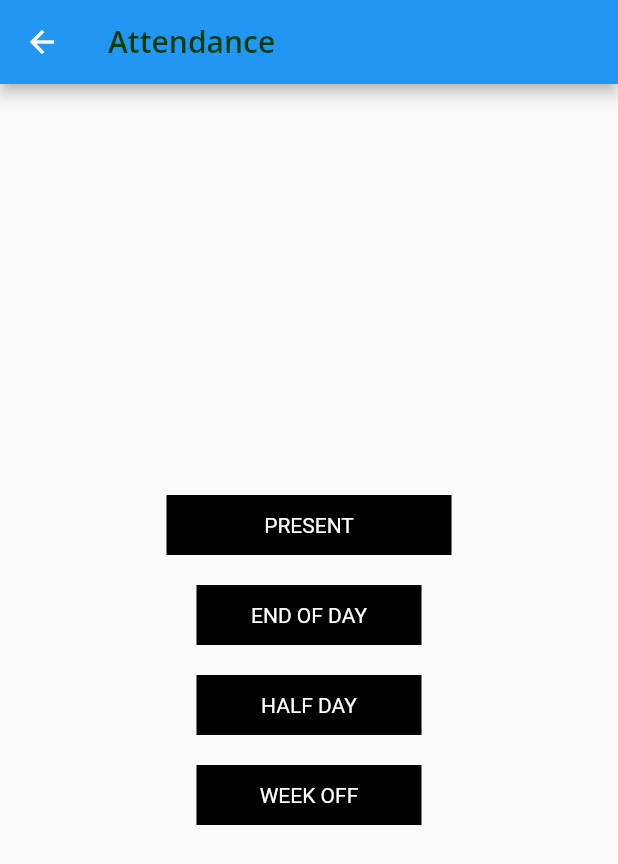
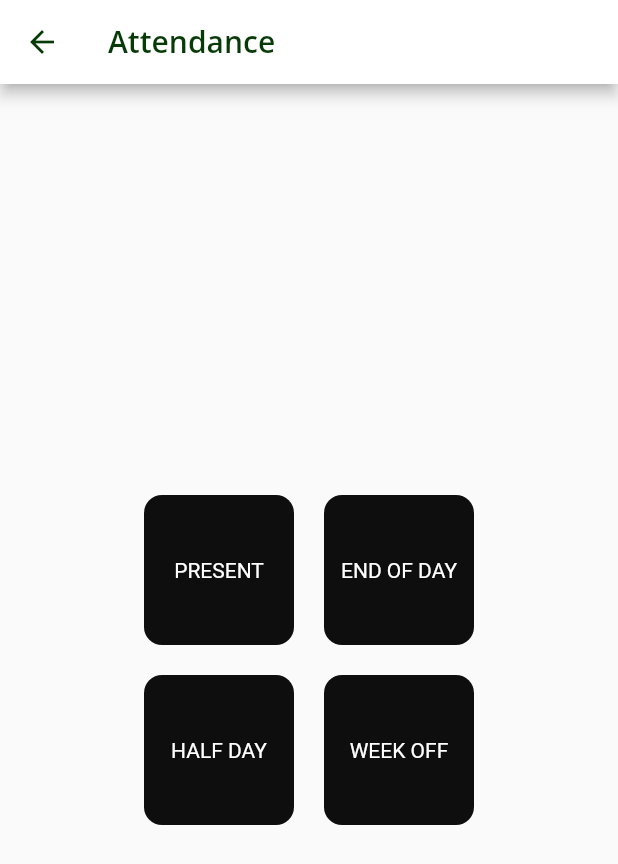
Before and after one commit to jivodeveloper/DsrFlutter, a Flutter app: the Attendance screen opened directly, on a phone screen of 412 x 824 dp. Shown: the top 864 px of the screen. Run offline on Flutter 3.47's test engine with Material 2 defaults, Android fonts, the phone set to English and light mode, and no system bars; our stand-ins replace battery_plus, fluttertoast, geolocator, image_picker, location, page_transition and 4 more; missing offline and left inert: d_chart, slide_drawer, swipeable_page_route; accounts and stored records are empty.

Commit message:
New Commit

```diff
--- a/lib/config/Common.dart
+++ b/lib/config/Common.dart
@@ -9,4 +9,5 @@ class Common{
     static var BEAT_ID = "beat_id";
     static var BEAT_NAME = "beat_name";
     static var DISTANCE_ALLOWED = "distance_allowed";
+    static var attStatus="attStatus";
 }
--- a/lib/models/logindetails.dart
+++ b/lib/models/logindetails.dart
@@ -9,6 +9,7 @@ class logindetails {
     required this.target,
     required this.targetBoxes,
     required this.distanceAllowed,
+    required this.attStatus,
   });
 
   int personId=0;
@@ -22,6 +23,7 @@ class logindetails {
   int coveredshops=0;
   int productiveshops=0;
   int distanceAllowed=0;
+  String attStatus="";
 
   logindetails.fromJson(Map<String, dynamic> json) {
     personId = json['personID'];
@@ -35,6 +37,7 @@ class logindetails {
     coveredshops = json['shopsCovered'];
     productiveshops = json['shopsProductive'];
     distanceAllowed = json['distanceAllowed'];
+    attStatus=json['attStatus'];
   }
 
   Map<String, dynamic> toJson() {
@@ -50,6 +53,7 @@ class logindetails {
     data['shopsCovered'] = this.coveredshops;
     data['shopsProductive'] = this.productiveshops;
     data['distanceAllowed'] = this.distanceAllowed;
+    data['attStatus']=this.attStatus;
     return data;
   }
 
--- a/lib/screens/Attendance.dart
+++ b/lib/screens/Attendance.dart
@@ -24,7 +24,7 @@ class AttendanceState extends State<Attendance>{
   List beatnamelist = [];
   List<int> beatIdlist = [];
   int userid=0,beatId=0;
-
+  String attStatus="";
   @override
   void initState() {
     super.initState();
@@ -34,8 +34,17 @@ class AttendanceState extends State<Attendance>{
 
   @override
   Widget build(BuildContext context) {
+
     return Scaffold(
         appBar: AppBar(
+            backgroundColor: Colors.white,
+            leading: GestureDetector(
+              onTap: (){
+                Navigator.pop(context);
+              },
+              child: Icon(Icons.arrow_back,color:Color(0xFF063A06)),
+            ),
+
             title: const Text("Attendance",
                 style: TextStyle(color:Color(0xFF063A06),fontFamily: 'OpenSans',fontWeight: FontWeight.w300)
             )
@@ -47,16 +56,22 @@ class AttendanceState extends State<Attendance>{
             mainAxisAlignment: MainAxisAlignment.center,
             crossAxisAlignment: CrossAxisAlignment.center,
             children: [
-
+              Row(
+                mainAxisAlignment: MainAxisAlignment.center,
+                crossAxisAlignment: CrossAxisAlignment.center,
+              children:[
               GestureDetector(
                 onTap: (){
                   showdilaog("P");
                 },
                 child:Container(
-                  height: 40,
-                  width: 190,
+                  height: 100,
+                  width: 100,
                   margin: EdgeInsets.all(10),
-                  color: Colors.black,
+                  decoration: BoxDecoration(
+                    color: const Color(0xff0e0e0e),
+                    borderRadius: BorderRadius.circular(12),
+                  ),
                   child: const Center(
                       child:Text("PRESENT",style: TextStyle(
                           color: Colors.white
@@ -71,10 +86,13 @@ class AttendanceState extends State<Attendance>{
                   showdilaog("EOD");
                 },
                 child:  Container(
-                  height: 40,
-                  width: 150,
+                  height: 100,
+                  width: 100,
                   margin: EdgeInsets.all(10),
-                  color: Colors.black,
+                  decoration: BoxDecoration(
+                    color: const Color(0xff0e0e0e),
+                    borderRadius: BorderRadius.circular(12),
+                  ),
                   child: const Center(
                       child:Text("END OF DAY",style: TextStyle(
                           color: Colors.white
@@ -83,16 +101,24 @@ class AttendanceState extends State<Attendance>{
                   ),
                 ),
               ),
-
+              ],
+              ),
+              Row(
+                mainAxisAlignment: MainAxisAlignment.center,
+                crossAxisAlignment: CrossAxisAlignment.center,
+              children:[
               GestureDetector(
                 onTap: (){
                   showdilaog("HD");
                 },
                 child: Container(
-                  height: 40,
-                  width: 150,
+                  height: 100,
+                  width: 100,
                   margin: EdgeInsets.all(10),
-                  color: Colors.black,
+                  decoration: BoxDecoration(
+                    color: const Color(0xff0e0e0e),
+                    borderRadius: BorderRadius.circular(12),
+                  ),
                   child: const Center(
                       child: Text("HALF DAY",style: TextStyle(
                           color: Colors.white
@@ -108,10 +134,13 @@ class AttendanceState extends State<Attendance>{
                   showdilaog("WO");
                 },
                 child:Container(
-                  height: 40,
-                  width: 150,
+                  height: 100,
+                  width: 100,
                   margin: EdgeInsets.all(10),
-                  color: Colors.black,
+                  decoration: BoxDecoration(
+                    color: const Color(0xff0e0e0e),
+                    borderRadius: BorderRadius.circular(12),
+                  ),
                   child: const Center(
                       child:Text("WEEK OFF",style: TextStyle(
                           color: Colors.white
@@ -124,12 +153,19 @@ class AttendanceState extends State<Attendance>{
 
             ],
           ),
+          ]
+        ),
         )
     );
   }
 
+  void getAttendanceStatus() async {
+    SharedPreferences prefs = await SharedPreferences.getInstance();
+    attStatus = prefs.getString(Common.attStatus) ?? '';
+
+  }
+
   Future<bool> _handleLocationPermission() async {
-
     bool serviceEnabled;
     LocationPermission permission;
     serviceEnabled = await Geolocator.isLocationServiceEnabled();
--- a/lib/screens/HomeScreen.dart
+++ b/lib/screens/HomeScreen.dart
@@ -14,6 +14,8 @@ import 'dart:convert';
 
 
 class HomeScreen extends StatefulWidget{
+  String personName="";
+  HomeScreen({required this.personName});
 
   @override
   State<StatefulWidget> createState() {
@@ -57,7 +59,7 @@ class HomeScreenState extends State<HomeScreen>{
 
                   Expanded(
                     flex: 3,
-                    child: Text("Welcome",style: TextStyle(fontSize: 20,color: Colors.white,fontFamily: 'OpenSans',fontWeight: FontWeight.w900)),)
+                    child: Text("Welcome ${widget.personName}",style: TextStyle(fontSize: 20,color: Colors.white,fontFamily: 'OpenSans',fontWeight: FontWeight.w900)),)
 
                 ],
 
@@ -72,7 +74,7 @@ class HomeScreenState extends State<HomeScreen>{
                           context,
                           MaterialPageRoute(
                               builder: (contextt) =>
-                                  HomeScreen()
+                                  HomeScreen(personName: widget.personName)
 
                           ));
                     },
--- a/lib/screens/SalesScreen.dart
+++ b/lib/screens/SalesScreen.dart
@@ -108,7 +108,6 @@ class SalesScreenState extends State<SalesScreen>{
                     border: Border.all(color: Color(0xFFC2FAC0))
                 ),
                 width: double.infinity,
-                height: 80,
                 margin: EdgeInsets.all(10),
                 padding: EdgeInsets.all(5),
                 child: Container(
--- a/lib/screens/SplashScreen.dart
+++ b/lib/screens/SplashScreen.dart
@@ -91,11 +91,11 @@ class SplashScreenState extends State<SplashScreen>{
 
     SharedPreferences prefs = await SharedPreferences.getInstance();
     var user_id = prefs.getInt(Common.USER_ID);
-
+    String personName= prefs.getString(Common.PERSON_NAME).toString();
     if(prefs.getInt(Common.USER_ID)!=0 && prefs.getInt(Common.USER_ID)!=null){
 
       Timer(Duration(seconds: 3), () =>Navigator.of(context).push(SwipeablePageRoute(
-        builder: (BuildContext context) => HomeScreen(),
+        builder: (BuildContext context) => HomeScreen(personName:personName),
       )));
 
     }else{
```
Also changed, not shown: lib/screens/AllShops.dart (+8 -10 lines), lib/screens/BeatShops.dart (+9 -12 lines), lib/screens/Dashboard.dart (+13 -7 lines), lib/screens/Distributor.dart (+7 -1 lines), lib/screens/LoginScreen.dart (+21 -4 lines).
